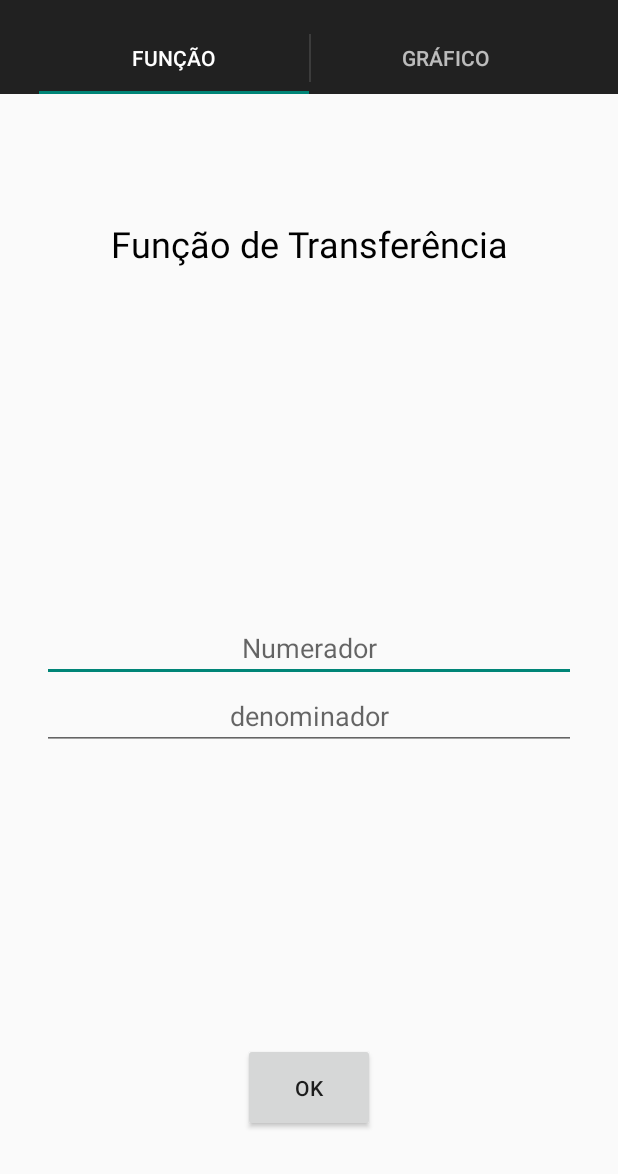
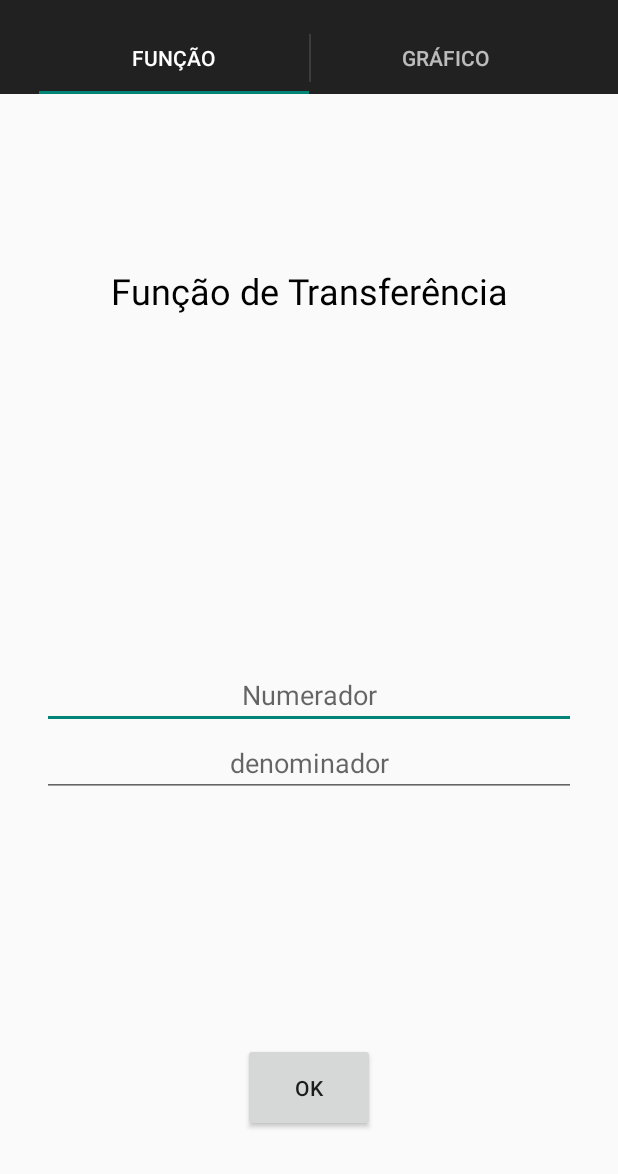
Before and after one commit to FagundesFurtado/LugarDasRaizes, an Android app: the screen it shows after launch (MainActivity), on a phone screen of 412 x 824 dp, the part 62-1236 px from its top. Run offline under Robolectric (Android 15) with nearby library versions, the phone set to English and light mode, and no system bars; libraries missing offline, so code that uses them is left out: com.jjoe64.graphview, org.apache.commons; 13 statements that could not run were skipped.

```diff
--- a/LugarDasRaizes/app/src/main/java/com/example/memo/lugardasraizes/Dados/Grafico.java
+++ b/LugarDasRaizes/app/src/main/java/com/example/memo/lugardasraizes/Dados/Grafico.java
@@ -32,7 +32,9 @@ public class Grafico {
 
     public void setEquacao(String numerador, String denominador){
         this.numerador = numerador;
+
         this.denominador = denominador;
+
 
     }
 
--- a/LugarDasRaizes/app/src/main/res/layout/fragment_inicio.xml
+++ b/LugarDasRaizes/app/src/main/res/layout/fragment_inicio.xml
@@ -18,7 +18,7 @@
         android:layout_marginRight="8dp"
         android:layout_marginStart="8dp"
         android:layout_marginTop="8dp"
-        android:layout_weight="0.2"
+        android:layout_weight="0.3"
         android:gravity="center"
         android:paddingTop="20dp"
         android:text="Função de Transferência"
@@ -31,7 +31,7 @@
     <LinearLayout
         android:layout_width="match_parent"
         android:layout_height="wrap_content"
-        android:layout_weight="0.6"
+        android:layout_weight="0.5"
         android:gravity="center_vertical"
         android:orientation="vertical">
 
```
